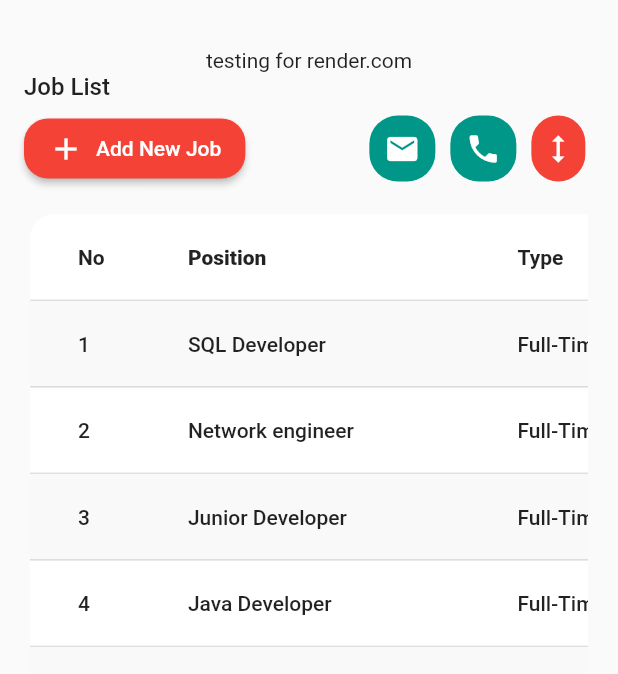
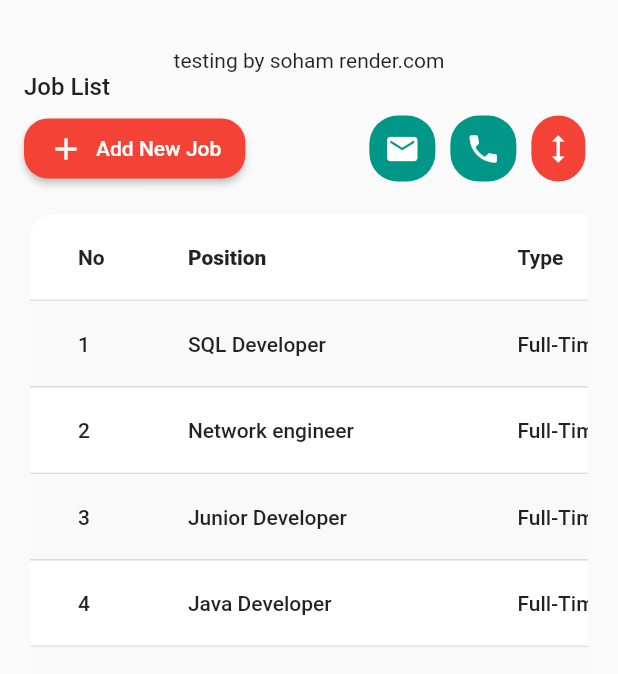
Before and after one commit to muhammedshafeeque-easternts/jobick_shafeeque, a Flutter app: the screen it shows after launch, on a phone screen of 412 x 824 dp, the part 90-764 px from its top. Run offline on Flutter 3.47's test engine with Material 2 defaults, Android fonts, the light colour scheme and no system bars; our stand-ins replace flutter_svg.

Commit message:
testing soham render.com

```diff
--- a/lib/screens/dashboard/dashboard_screen.dart
+++ b/lib/screens/dashboard/dashboard_screen.dart
@@ -8,12 +8,26 @@ import 'package:provider/provider.dart';
 import 'components/header_widget.dart';
 import 'components/table_data.dart';
 
-class DashboardScreen extends StatelessWidget {
+class DashboardScreen extends StatefulWidget {
 
-   DashboardScreen({Key? key}) : super(key: key);
+  const DashboardScreen({Key? key}) : super(key: key);
+
+  @override
+  State<DashboardScreen> createState() => _DashboardScreenState();
+}
+
+class _DashboardScreenState extends State<DashboardScreen> {
+
 
   final ScrollController scrollController =
    ScrollController(initialScrollOffset: 5);
+
+  @override
+  void dispose() {
+    scrollController.dispose();
+    super.dispose();
+
+  }
 
   @override
   Widget build(BuildContext context) {
@@ -38,13 +52,14 @@ class DashboardScreen extends StatelessWidget {
                           flex: 5,
                           child: Column(
                             children:  [
-                              const Text('testing for render.com'),
+                              const Text('testing by soham render.com'),
                               const Header(),
                               const SizedBox(height: defaultPadding),
                               // TableData(),
                               Scrollbar(
                                   controller: scrollController,
                                   thickness: 3,
+                                  showTrackOnHover: true,
                                   radius: const Radius.circular(20),
                                   trackVisibility: true,
                                   child: const CustomTable()),
@@ -62,8 +77,6 @@ class DashboardScreen extends StatelessWidget {
       ),
     );
   }
-
-
 }
 
 
```
Also changed, not shown: 4 other files.
